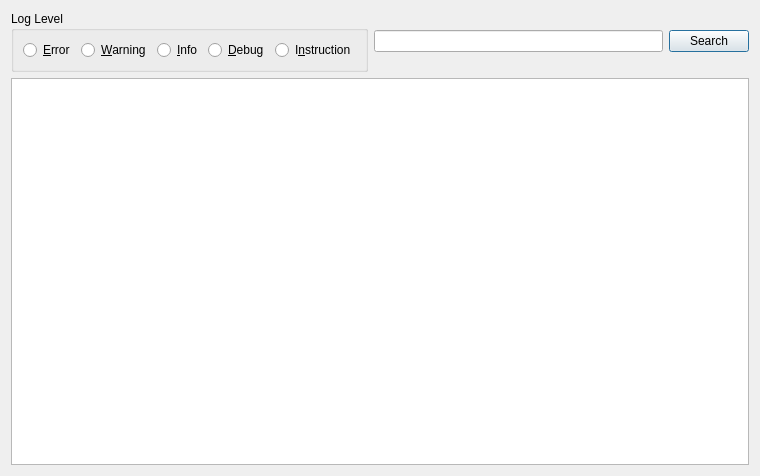
First picture: the form in src/ui/LogWindow.ui, repository zlisinski/gbemu, before the edit.
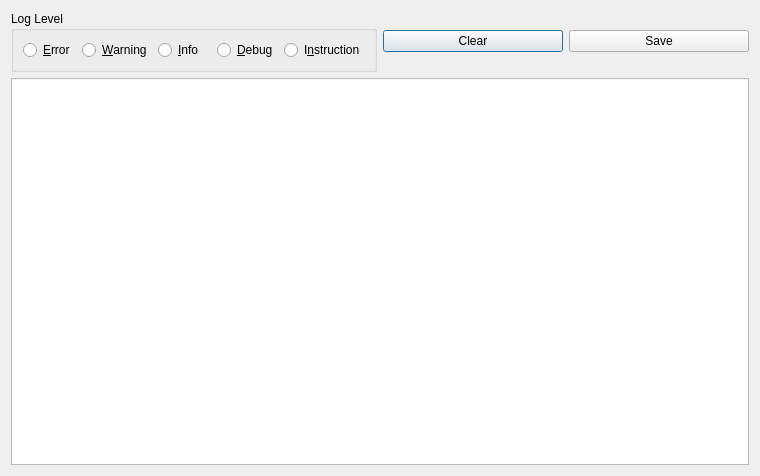
Second picture: the form after the edit.

Commit message: Added Clear and Save buttons on logger window

```diff
--- a/src/ui/LogWindow.ui
+++ b/src/ui/LogWindow.ui
@@ -61,12 +61,16 @@
    <item row="0" column="1">
     <layout class="QHBoxLayout" name="horizontalLayout">
      <item>
-      <widget class="QLineEdit" name="txtSearch"/>
+      <widget class="QPushButton" name="btnClear">
+       <property name="text">
+        <string>Clear</string>
+       </property>
+      </widget>
      </item>
      <item>
       <widget class="QPushButton" name="btnSearch">
        <property name="text">
-        <string>Search</string>
+        <string>Save</string>
        </property>
       </widget>
      </item>
```
Left out of the diff: 2 changed lines with no effect on the pictures. The commit also changes 2 other files.
